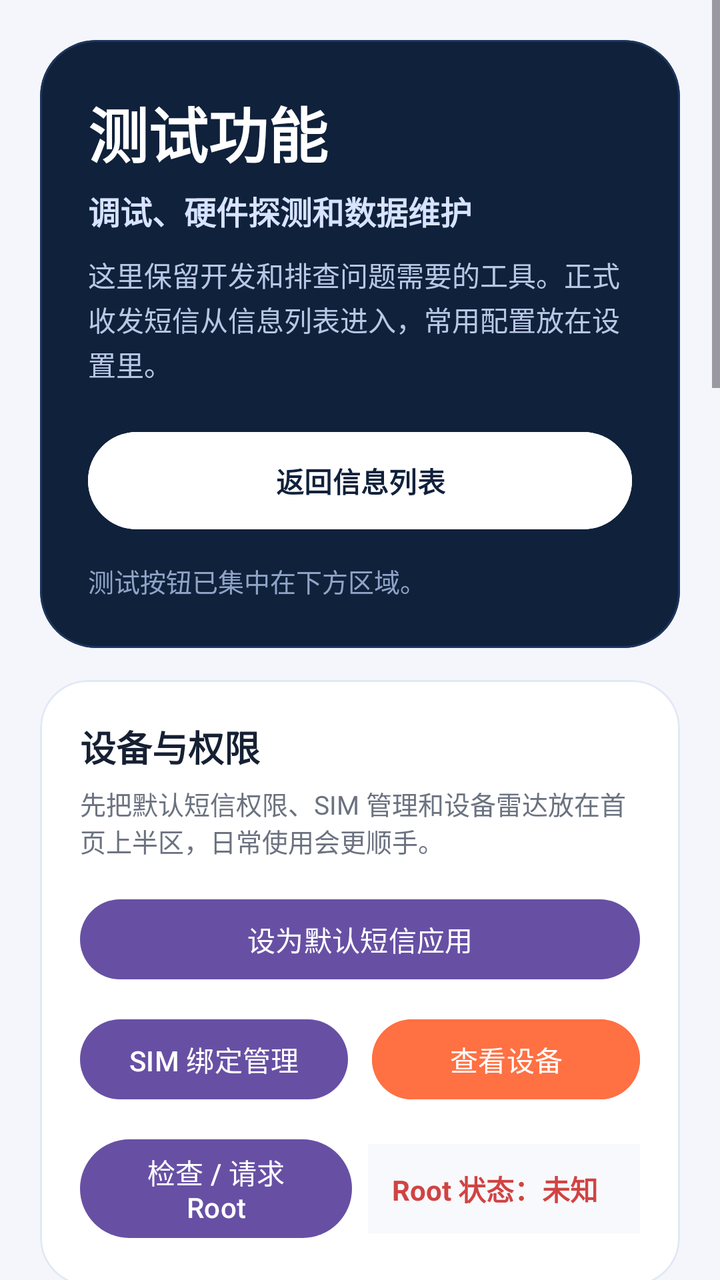
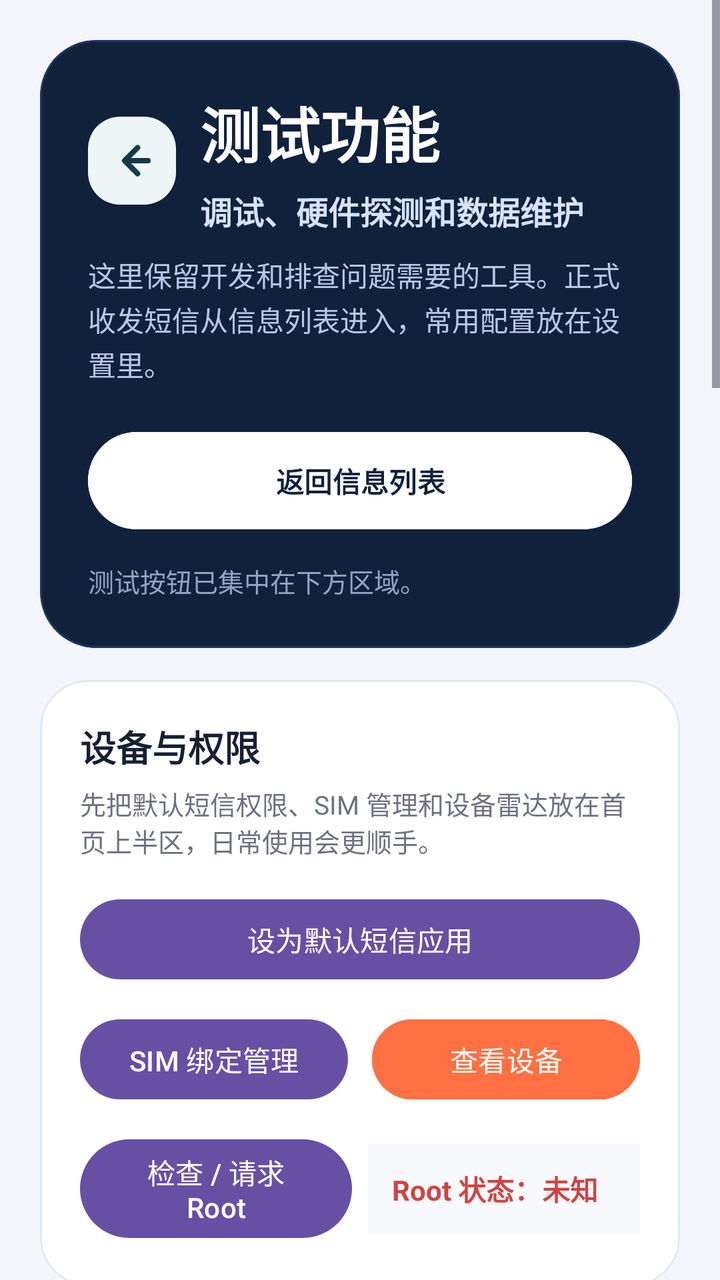

The first picture is an Android layout as it rendered before a commit; the second is the same layout after the commit. The layout source and the unified diff follow.
<!-- AndroidManifest.xml: activity theme Theme.DSIM -->
<!-- res/layout/activity_main.xml -->
<?xml version="1.0" encoding="utf-8"?>
<ScrollView xmlns:android="http://schemas.android.com/apk/res/android"
    xmlns:app="http://schemas.android.com/apk/res-auto"
    xmlns:tools="http://schemas.android.com/tools"
    android:layout_width="match_parent"
    android:layout_height="match_parent"
    android:background="#F4F6FB"
    android:fillViewport="true"
    tools:context=".MainActivity">

    <LinearLayout
        android:id="@+id/main"
        android:layout_width="match_parent"
        android:layout_height="wrap_content"
        android:orientation="vertical"
        android:paddingStart="20dp"
        android:paddingTop="20dp"
        android:paddingEnd="20dp"
        android:paddingBottom="32dp">

        <com.google.android.material.card.MaterialCardView
            android:layout_width="match_parent"
            android:layout_height="wrap_content"
            android:layout_marginBottom="16dp"
            app:cardBackgroundColor="#10213B"
            app:cardCornerRadius="28dp"
            app:cardElevation="0dp"
            app:strokeColor="#1D365F"
            app:strokeWidth="1dp">

            <LinearLayout
                android:layout_width="match_parent"
                android:layout_height="wrap_content"
                android:orientation="vertical"
                android:padding="24dp">

                <TextView
                    android:layout_width="wrap_content"
                    android:layout_height="wrap_content"
                    android:text="测试功能"
                    android:textColor="#FFFFFF"
                    android:textSize="30sp"
                    android:textStyle="bold" />

                <TextView
                    android:layout_width="wrap_content"
                    android:layout_height="wrap_content"
                    android:layout_marginTop="6dp"
                    android:text="调试、硬件探测和数据维护"
                    android:textColor="#D7E3FF"
                    android:textSize="16sp"
                    android:textStyle="bold" />

                <TextView
                    android:layout_width="match_parent"
                    android:layout_height="wrap_content"
                    android:layout_marginTop="10dp"
                    android:lineSpacingExtra="2dp"
                    android:text="这里保留开发和排查问题需要的工具。正式收发短信从信息列表进入，常用配置放在设置里。"
                    android:textColor="#B8C7E6"
                    android:textSize="14sp" />

                <Button
                    android:id="@+id/btnOpenInbox"
                    android:layout_width="match_parent"
                    android:layout_height="wrap_content"
                    android:layout_marginTop="20dp"
                    android:backgroundTint="#FFFFFF"
                    android:paddingTop="14dp"
                    android:paddingBottom="14dp"
                    android:text="返回信息列表"
                    android:textAllCaps="false"
                    android:textColor="#10213B"
                    android:textStyle="bold" />

                <TextView
                    android:layout_width="match_parent"
                    android:layout_height="wrap_content"
                    android:layout_marginTop="12dp"
                    android:text="测试按钮已集中在下方区域。"
                    android:textColor="#90A4C8"
                    android:textSize="13sp" />
            </LinearLayout>
        </com.google.android.material.card.MaterialCardView>

        <com.google.android.material.card.MaterialCardView
            android:layout_width="match_parent"
            android:layout_height="wrap_content"
            android:layout_marginBottom="16dp"
            app:cardBackgroundColor="#FFFFFF"
            app:cardCornerRadius="24dp"
            app:cardElevation="0dp"
            app:strokeColor="#E2E8F3"
            app:strokeWidth="1dp">

            <LinearLayout
                android:layout_width="match_parent"
                android:layout_height="wrap_content"
                android:orientation="vertical"
                android:padding="20dp">

                <TextView
                    android:layout_width="wrap_content"
                    android:layout_height="wrap_content"
                    android:text="设备与权限"
                    android:textColor="#162033"
                    android:textSize="18sp"
                    android:textStyle="bold" />

                <TextView
                    android:layout_width="match_parent"
                    android:layout_height="wrap_content"
                    android:layout_marginTop="6dp"
                    android:text="先把默认短信权限、SIM 管理和设备雷达放在首页上半区，日常使用会更顺手。"
                    android:textColor="#6B7280"
                    android:textSize="13sp" />

                <Button
                    android:id="@+id/btnRequestDefaultSms"
                    android:layout_width="match_parent"
                    android:layout_height="wrap_content"
                    android:layout_marginTop="16dp"
                    android:text="设为默认短信应用"
                    android:textAllCaps="false" />

                <LinearLayout
                    android:layout_width="match_parent"
                    android:layout_height="wrap_content"
                    android:layout_marginTop="12dp"
                    android:orientation="horizontal">

                    <Button
                        android:id="@+id/btnManageSim"
                        android:layout_width="0dp"
                        android:layout_height="wrap_content"
                        android:layout_marginEnd="6dp"
                        android:layout_weight="1"
                        android:text="SIM 绑定管理"
                        android:textAllCaps="false" />

                    <Button
                        android:id="@+id/btnRadar"
                        android:layout_width="0dp"
                        android:layout_height="wrap_content"
                        android:layout_marginStart="6dp"
                        android:layout_weight="1"
                        android:backgroundTint="#FF7043"
                        android:text="查看设备"
                        android:textAllCaps="false"
                        android:textColor="#FFFFFF" />
                </LinearLayout>

                <LinearLayout
                    android:layout_width="match_parent"
                    android:layout_height="wrap_content"
                    android:layout_marginTop="12dp"
                    android:gravity="center_vertical"
                    android:orientation="horizontal">

                    <Button
                        android:id="@+id/btnCheckRoot"
                        android:layout_width="0dp"
                        android:layout_height="wrap_content"
                        android:layout_marginEnd="8dp"
                        android:layout_weight="1"
                        android:text="检查 / 请求 Root"
                        android:textAllCaps="false" />

                    <TextView
                        android:id="@+id/tvRootStatus"
                        android:layout_width="0dp"
                        android:layout_height="wrap_content"
                        android:layout_weight="1"
                        android:background="#F7F9FC"
                        android:padding="12dp"
                        android:text="Root 状态：未知"
                        android:textColor="#D14343"
                        android:textSize="14sp"
                        android:textStyle="bold" />
                </LinearLayout>
            </LinearLayout>
        </com.google.android.material.card.MaterialCardView>

        <com.google.android.material.card.MaterialCardView
            android:layout_width="match_parent"
            android:layout_height="wrap_content"
            android:layout_marginBottom="16dp"
            app:cardBackgroundColor="#FFFFFF"
            app:cardCornerRadius="24dp"
            app:cardElevation="0dp"
            app:strokeColor="#E2E8F3"
            app:strokeWidth="1dp">

            <LinearLayout
                android:layout_width="match_parent"
                android:layout_height="wrap_content"
                android:orientation="vertical"
                android:padding="20dp">

                <TextView
                    android:layout_width="wrap_content"
                    android:layout_height="wrap_content"
                    android:text="云端同步"
                    android:textColor="#162033"
                    android:textSize="18sp"
                    android:textStyle="bold" />

                <TextView
                    android:layout_width="match_parent"
                    android:layout_height="wrap_content"
                    android:layout_marginTop="6dp"
                    android:text="配置 Broker、主题和加密口令后，就可以让多台设备共享短信与指令。"
                    android:textColor="#6B7280"
                    android:textSize="13sp" />

                <EditText
                    android:id="@+id/etMqttBroker"
                    android:layout_width="match_parent"
                    android:layout_height="wrap_content"
                    android:layout_marginTop="16dp"
                    android:background="#F7F9FC"
                    android:hint="云端 Broker，例如 tcp://broker.emqx.io:1883"
                    android:padding="14dp"
                    android:text="tcp://broker.emqx.io:1883"
                    android:textSize="14sp" />

                <EditText
                    android:id="@+id/etMqttTopic"
                    android:layout_width="match_parent"
                    android:layout_height="wrap_content"
                    android:layout_marginTop="10dp"
                    android:background="#F7F9FC"
                    android:hint="同步主题，例如 dsim_channel_001"
                    android:padding="14dp"
                    android:textSize="14sp" />

                <EditText
                    android:id="@+id/etMqttPassword"
                    android:layout_width="match_parent"
                    android:layout_height="wrap_content"
                    android:layout_marginTop="10dp"
                    android:background="#FFF6F6"
                    android:hint="端到端加密口令"
                    android:inputType="textPassword"
                    android:padding="14dp"
                    android:textColor="#C62828"
                    android:textSize="14sp" />

                <Button
                    android:id="@+id/btnConnectCloud"
                    android:layout_width="match_parent"
                    android:layout_height="wrap_content"
                    android:layout_marginTop="14dp"
                    android:backgroundTint="#2457F5"
                    android:text="接入云端频道"
                    android:textAllCaps="false"
                    android:textColor="#FFFFFF" />

                <Switch
                    android:id="@+id/switchAutoConnect"
                    android:layout_width="match_parent"
                    android:layout_height="wrap_content"
                    android:layout_marginTop="8dp"
                    android:text="开机自动连接并保持后台守护"
                    android:textColor="#334155"
                    android:textSize="14sp" />

                <LinearLayout
                    android:layout_width="match_parent"
                    android:layout_height="wrap_content"
                    android:layout_marginTop="12dp"
                    android:orientation="horizontal"
                    android:weightSum="2">

                    <Button
                        android:id="@+id/btnPushIncremental"
                        android:layout_width="0dp"
                        android:layout_height="wrap_content"
                        android:layout_marginEnd="6dp"
                        android:layout_weight="1"
                        android:backgroundTint="#2E7D32"
                        android:text="增量同步"
                        android:textAllCaps="false"
                        android:textColor="#FFFFFF" />

                    <Button
                        android:id="@+id/btnPushFullHistory"
                        android:layout_width="0dp"
                        android:layout_height="wrap_content"
                        android:layout_marginStart="6dp"
                        android:layout_weight="1"
                        android:backgroundTint="#EF6C00"
                        android:text="全量补发"
                        android:textAllCaps="false"
                        android:textColor="#FFFFFF" />
                </LinearLayout>
            </LinearLayout>
        </com.google.android.material.card.MaterialCardView>

        <com.google.android.material.card.MaterialCardView
            android:layout_width="match_parent"
            android:layout_height="wrap_content"
            android:layout_marginBottom="16dp"
            app:cardBackgroundColor="#FFFFFF"
            app:cardCornerRadius="24dp"
            app:cardElevation="0dp"
            app:strokeColor="#E2E8F3"
            app:strokeWidth="1dp">

            <LinearLayout
                android:layout_width="match_parent"
                android:layout_height="wrap_content"
                android:orientation="vertical"
                android:padding="20dp">

                <TextView
                    android:layout_width="wrap_content"
                    android:layout_height="wrap_content"
                    android:text="测试实验区"
                    android:textColor="#162033"
                    android:textSize="18sp"
                    android:textStyle="bold" />

                <TextView
                    android:layout_width="match_parent"
                    android:layout_height="wrap_content"
                    android:layout_marginTop="6dp"
                    android:lineSpacingExtra="2dp"
                    android:text="这里保留你现有的测试按钮，不删功能，只把它们集中到一个更清晰的区域里。"
                    android:textColor="#6B7280"
                    android:textSize="13sp" />

                <TextView
                    android:layout_width="wrap_content"
                    android:layout_height="wrap_content"
                    android:layout_marginTop="16dp"
                    android:text="短信与硬件"
                    android:textColor="#334155"
                    android:textSize="14sp"
                    android:textStyle="bold" />

                <Button
                    android:id="@+id/btnStartTest"
                    android:layout_width="match_parent"
                    android:layout_height="wrap_content"
                    android:layout_marginTop="10dp"
                    android:text="硬件可行性探测"
                    android:textAllCaps="false" />

                <Button
                    android:id="@+id/btnInsertFakeSms"
                    android:layout_width="match_parent"
                    android:layout_height="wrap_content"
                    android:layout_marginTop="8dp"
                    android:text="注入模拟短信"
                    android:textAllCaps="false" />

                <Button
                    android:id="@+id/btnReadAllHistory"
                    android:layout_width="match_parent"
                    android:layout_height="wrap_content"
                    android:layout_marginTop="8dp"
                    android:text="读取本机历史短信"
                    android:textAllCaps="false" />

                <Button
                    android:id="@+id/btnToggleRootMock"
                    android:layout_width="match_parent"
                    android:layout_height="wrap_content"
                    android:layout_marginTop="8dp"
                    android:backgroundTint="#FB8C00"
                    android:text="关闭 Root 探测（开启无 Root 测试）"
                    android:textAllCaps="false"
                    android:textColor="#FFFFFF" />

                <TextView
                    android:layout_width="wrap_content"
                    android:layout_height="wrap_content"
                    android:layout_marginTop="16dp"
                    android:text="通知与维护"
                    android:textColor="#334155"
                    android:textSize="14sp"
                    android:textStyle="bold" />

                <Button
                    android:id="@+id/btnToggleMute"
                    android:layout_width="match_parent"
                    android:layout_height="wrap_content"
                    android:layout_marginTop="10dp"
                    android:backgroundTint="#2457F5"
                    android:text="通知状态：响铃与弹窗"
                    android:textAllCaps="false"
                    android:textColor="#FFFFFF" />

                <Button
                    android:id="@+id/btnTestNotification"
                    android:layout_width="match_parent"
                    android:layout_height="wrap_content"
                    android:layout_marginTop="8dp"
                    android:backgroundTint="#7C3AED"
                    android:text="触发本地模拟通知"
                    android:textAllCaps="false"
                    android:textColor="#FFFFFF" />

                <Button
                    android:id="@+id/btnClearSmsDb"
                    android:layout_width="match_parent"
                    android:layout_height="wrap_content"
                    android:layout_marginTop="8dp"
                    android:backgroundTint="#D32F2F"
                    android:text="清空私有短信数据库"
                    android:textAllCaps="false"
                    android:textColor="#FFFFFF" />
            </LinearLayout>
        </com.google.android.material.card.MaterialCardView>

        <com.google.android.material.card.MaterialCardView
            android:layout_width="match_parent"
            android:layout_height="wrap_content"
            app:cardBackgroundColor="#FFFFFF"
            app:cardCornerRadius="24dp"
            app:cardElevation="0dp"
            app:strokeColor="#E2E8F3"
            app:strokeWidth="1dp">

            <LinearLayout
                android:layout_width="match_parent"
                android:layout_height="wrap_content"
                android:orientation="vertical"
                android:padding="20dp">

                <TextView
                    android:layout_width="wrap_content"
                    android:layout_height="wrap_content"
                    android:text="运行日志"
                    android:textColor="#162033"
                    android:textSize="18sp"
                    android:textStyle="bold" />

                <TextView
                    android:layout_width="match_parent"
                    android:layout_height="wrap_content"
                    android:layout_marginTop="6dp"
                    android:text="调试结果、同步状态和测试输出会继续写在这里。"
                    android:textColor="#6B7280"
                    android:textSize="13sp" />

                <ProgressBar
                    android:id="@+id/progressBar"
                    style="?android:attr/progressBarStyleHorizontal"
                    android:layout_width="match_parent"
                    android:layout_height="wrap_content"
                    android:layout_marginTop="14dp"
                    android:indeterminate="true"
                    android:visibility="gone" />

                <TextView
                    android:id="@+id/tvReport"
                    android:layout_width="match_parent"
                    android:layout_height="wrap_content"
                    android:layout_marginTop="12dp"
                    android:background="#F7F9FC"
                    android:fontFamily="monospace"
                    android:minHeight="220dp"
                    android:padding="14dp"
                    android:text="等待指令..."
                    android:textColor="#334155"
                    android:textSize="12sp" />
            </LinearLayout>
        </com.google.android.material.card.MaterialCardView>

    </LinearLayout>

</ScrollView>
<!-- resources referenced by this layout -->
<resources>
  <style name="Theme.DSIM" parent="Base.Theme.DSIM" />
  <style name="Base.Theme.DSIM" parent="Theme.Material3.DayNight.NoActionBar">
          
          
      </style>
</resources>

<!-- the commit's change to res/layout/activity_main.xml (unified diff, before → after) -->
@@ -34,22 +34,47 @@
                 android:orientation="vertical"
                 android:padding="24dp">
 
-                <TextView
-                    android:layout_width="wrap_content"
-                    android:layout_height="wrap_content"
-                    android:text="测试功能"
-                    android:textColor="#FFFFFF"
-                    android:textSize="30sp"
-                    android:textStyle="bold" />
-
-                <TextView
-                    android:layout_width="wrap_content"
-                    android:layout_height="wrap_content"
-                    android:layout_marginTop="6dp"
-                    android:text="调试、硬件探测和数据维护"
-                    android:textColor="#D7E3FF"
-                    android:textSize="16sp"
-                    android:textStyle="bold" />
+                <LinearLayout
+                    android:layout_width="match_parent"
+                    android:layout_height="wrap_content"
+                    android:gravity="center_vertical"
+                    android:orientation="horizontal">
+
+                    <ImageButton
+                        android:id="@+id/btnBackMain"
+                        android:layout_width="44dp"
+                        android:layout_height="44dp"
+                        android:background="@drawable/bg_nav_back_button"
+                        android:contentDescription="返回"
+                        android:padding="10dp"
+                        android:scaleType="center"
+                        android:src="@drawable/ic_nav_back" />
+
+                    <LinearLayout
+                        android:layout_width="0dp"
+                        android:layout_height="wrap_content"
+                        android:layout_marginStart="12dp"
+                        android:layout_weight="1"
+                        android:orientation="vertical">
+
+                        <TextView
+                            android:layout_width="wrap_content"
+                            android:layout_height="wrap_content"
+                            android:text="测试功能"
+                            android:textColor="#FFFFFF"
+                            android:textSize="30sp"
+                            android:textStyle="bold" />
+
+                        <TextView
+                            android:layout_width="wrap_content"
+                            android:layout_height="wrap_content"
+                            android:layout_marginTop="6dp"
+                            android:text="调试、硬件探测和数据维护"
+                            android:textColor="#D7E3FF"
+                            android:textSize="16sp"
+                            android:textStyle="bold" />
+                    </LinearLayout>
+                </LinearLayout>
 
                 <TextView
                     android:layout_width="match_parent"
<!-- resource entries referenced after the edit -->
@@ -1,5 +1,35 @@
 <!-- resources referenced by this layout -->
 <resources>
+  <!-- drawable bg_nav_back_button (drawable) -->
+  <?xml version="1.0" encoding="utf-8"?>
+  <shape xmlns:android="http://schemas.android.com/apk/res/android"
+      android:shape="rectangle">
+      <solid android:color="#EEF5F7" />
+      <corners android:radius="16dp" />
+  </shape>
+  <!-- drawable ic_nav_back (drawable) -->
+  <?xml version="1.0" encoding="utf-8"?>
+  <vector xmlns:android="http://schemas.android.com/apk/res/android"
+      android:width="24dp"
+      android:height="24dp"
+      android:viewportWidth="24"
+      android:viewportHeight="24">
+  
+      <path
+          android:fillColor="@android:color/transparent"
+          android:pathData="M14.8,5.5 L8.3,12 L14.8,18.5"
+          android:strokeColor="#123B48"
+          android:strokeLineCap="round"
+          android:strokeLineJoin="round"
+          android:strokeWidth="2.7" />
+  
+      <path
+          android:fillColor="@android:color/transparent"
+          android:pathData="M9.2,12 H20"
+          android:strokeColor="#123B48"
+          android:strokeLineCap="round"
+          android:strokeWidth="2.7" />
+  </vector>
   <style name="Theme.DSIM" parent="Base.Theme.DSIM" />
   <style name="Base.Theme.DSIM" parent="Theme.Material3.DayNight.NoActionBar">
           
